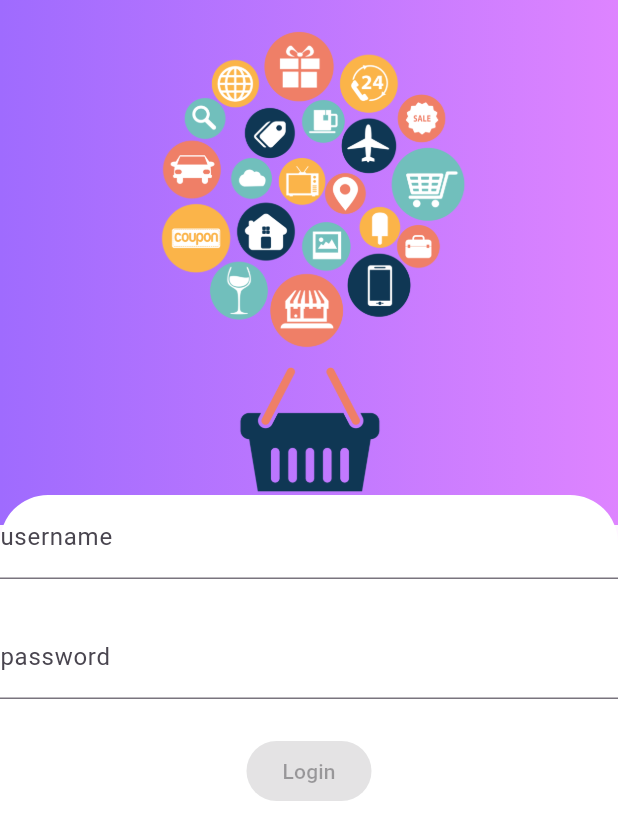
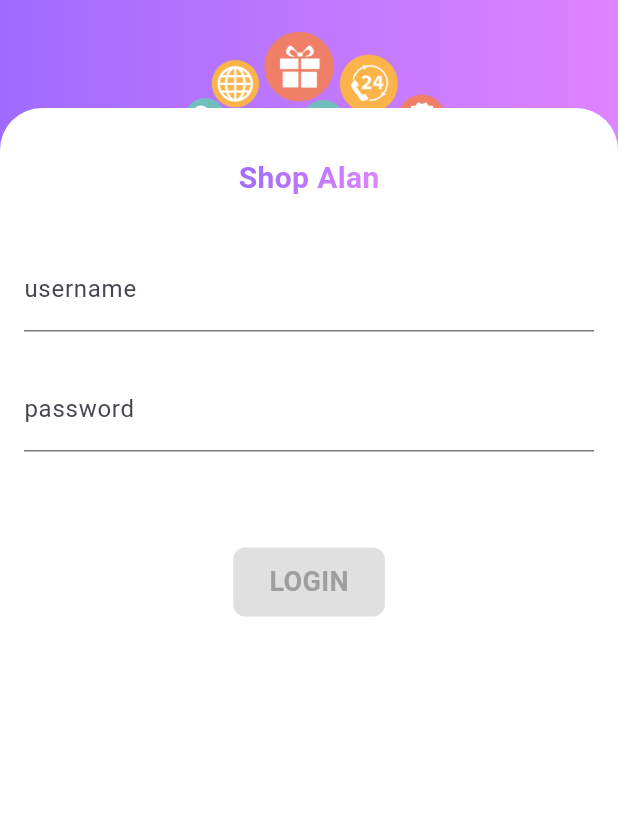
Before and after one commit to vnhanh/FlutterShopping, a Flutter app: the LoginPage screen opened directly, on a phone screen of 412 x 824 dp. Shown: the top 840 px of the screen. Run offline on Flutter 3.47's test engine with Material 3 defaults, Android fonts, the light colour scheme and no system bars; our stand-ins replace bloc, equatable, flutter_bloc, formz, fpdart; missing offline and left inert: dart:ffi; accounts and stored records are empty; statements that could not run were skipped.

Commit message:
Create Login screen (#1)

```diff
--- a/lib/common/colors.dart
+++ b/lib/common/colors.dart
@@ -6,4 +6,10 @@ class ShopColor {
 
   static const Color a675ff = Color(0xff9F6BFE);
   static const Color de84ff = Color(0xffDE84FF);
+
+  static const Color grey100 = Color(0xfff5f5f5);
+  static const Color grey200 = Color(0xffeeeeee);
+  static const Color grey300 = Color(0xffe0e0e0);
+  static const Color grey400 = Color(0xffbdbdbd);
+  static const Color grey500 = Color(0xff9e9e9e);
 }
--- /dev/null
+++ b/lib/common/widgets/GradientText.dart
@@ -0,0 +1,21 @@
+
+import 'package:flutter/cupertino.dart';
+
+class GradientText extends StatelessWidget {
+  const GradientText(this.text, {super.key, required this.gradient, this.style});
+
+  final String text;
+  final TextStyle? style;
+  final Gradient gradient;
+
+  @override
+  Widget build(BuildContext context) {
+    return ShaderMask(
+      blendMode: BlendMode.srcIn,
+      shaderCallback: (bounds) => gradient.createShader(
+        Rect.fromLTWH(0, 0, bounds.width, bounds.height),
+      ),
+      child: Text(text, style: style,),
+    );
+  }
+}
--- a/lib/login/login.dart
+++ b/lib/login/login.dart
@@ -1,4 +1,3 @@
-import 'package:authentication_repository/authentication_repository.dart';
 import 'package:flutter/material.dart';
 import 'package:flutter_bloc/flutter_bloc.dart';
 import 'package:shopping/login/bloc/login_bloc.dart';
@@ -8,21 +7,18 @@ class LoginPage extends StatelessWidget {
   const LoginPage({super.key});
 
   static Route<void> route() {
-    return MaterialPageRoute<void>(builder: (_) => const LoginPage());
+    return MaterialPageRoute<void>(
+        builder: (context) => BlocProvider(
+          create: (context) => LoginBloc(authenticationRepository: RepositoryProvider.of(context)),
+          child: const LoginPage(),
+        )
+    );
   }
 
   @override
   Widget build(BuildContext context) {
-    debugPrint("Alan - showing LoginPage()");
-    return Scaffold(
-      body: BlocProvider(
-        create: (context) {
-          return LoginBloc(
-              authenticationRepository: RepositoryProvider.of<AuthenticationRepository>(context)
-          );
-        },
-        child: const LoginView(),
-      )
+    return const Scaffold(
+      body: LoginView()
     );
   }
 }
--- a/lib/login/view/login_form.dart
+++ b/lib/login/view/login_form.dart
@@ -1,7 +1,9 @@
 import 'package:flutter/material.dart';
 import 'package:flutter_bloc/flutter_bloc.dart';
 import 'package:formz/formz.dart';
+import 'package:shopping/common/colors.dart';
 import 'package:shopping/login/bloc/login_bloc.dart';
+import 'package:shopping/login/view/color_gradient.dart';
 
 
 class LoginForm extends StatelessWidget {
@@ -27,7 +29,7 @@ class LoginForm extends StatelessWidget {
               _UsernameInput(),
               const Padding(padding: EdgeInsets.all(12),),
               _PasswordInput(),
-              const Padding(padding: EdgeInsets.all(12),),
+              const Padding(padding: EdgeInsets.all(32),),
               _LoginButton()
             ],
           ),
@@ -81,14 +83,26 @@ class _LoginButton extends StatelessWidget {
         builder: (context, state) {
           return state.status.isInProgress
               ? const CircularProgressIndicator()
-              : ElevatedButton(
+              : InkWell(
                   key: const Key('loginForm_button'),
-                  onPressed: state.isValid
-                    ? () {
-                      context.read<LoginBloc>().add(const LoginSubmitted());
-                    }
-                    : null,
-                  child: const Text('Login')
+                  splashColor: Colors.white10,
+                  // onPressed: state.isValid
+                  //   ? () {
+                  //     context.read<LoginBloc>().add(const LoginSubmitted());
+                  //   }
+                  //   : null,
+                  onTap: () {
+                    state.isValid ? context.read<LoginBloc>().add(const LoginSubmitted()) : null;
+                  },
+                  child: Container(
+                    padding: const EdgeInsets.symmetric(vertical: 10.0, horizontal: 24.0),
+                    decoration: BoxDecoration(
+                      gradient: state.isValid ? LoginGradient.loginBgGradient : null,
+                      color: !state.isValid ? ShopColor.grey300 : null,
+                      borderRadius: const BorderRadius.all(Radius.circular(8.0)),
+                    ),
+                    child: Text("LOGIN", style: TextStyle(color: state.isValid ? Colors.white : ShopColor.grey500, fontSize: 18.0, fontWeight: FontWeight.w700),),
+                  ),
               );
         }
     );
--- a/lib/login/view/login_page.dart
+++ b/lib/login/view/login_page.dart
@@ -1,6 +1,7 @@
 import 'package:flutter/material.dart';
 import 'package:shopping/login/view/color_gradient.dart';
 
+import '../../common/widgets/GradientText.dart';
 import 'login_form.dart';
 
 class LoginView extends StatelessWidget {
@@ -14,7 +15,7 @@ class LoginView extends StatelessWidget {
       child: Stack(
         children: [
           header(),
-          bodyCard()
+          bodyCard(),
         ],
       ),
     );
@@ -39,19 +40,29 @@ class LoginView extends StatelessWidget {
 
   Widget bodyCard() {
     return Container(
-      margin: const EdgeInsets.only(top: 330.0),
+      margin: const EdgeInsets.only(top: 72.0),
       width: double.infinity,
       // margin: const EdgeInsets.only(top: 32.0),
       decoration: const BoxDecoration(
-        borderRadius: BorderRadius.only(topLeft: Radius.circular(32.0), topRight: Radius.circular(32.0)),
+        borderRadius: BorderRadius.only(topLeft: Radius.circular(28.0), topRight: Radius.circular(28.0)),
         color: Colors.white,
       ),
-      child: const Column(
-        mainAxisSize: MainAxisSize.max,
-        children: [
-          Positioned(
-              top: 32.0,
-              child: LoginForm()
+      child: ListView(
+        children: const [
+          Padding(
+              padding: EdgeInsets.only(top: 32.0),
+              child: Align(
+                alignment: Alignment.center,
+                child: GradientText(
+                  "Shop Alan",
+                  style: TextStyle(color: Colors.purpleAccent, fontWeight: FontWeight.w700, fontSize: 20.0),
+                  gradient: LoginGradient.loginBgGradient,
+                ),
+              )
+          ),
+          Padding(
+            padding: EdgeInsets.only(top: 32.0, left: 16.0, right: 16.0),
+            child: LoginForm(),
           )
         ],
       ),
```
Also changed, not shown: assets/images/login/shopping-header-login-image.png.
